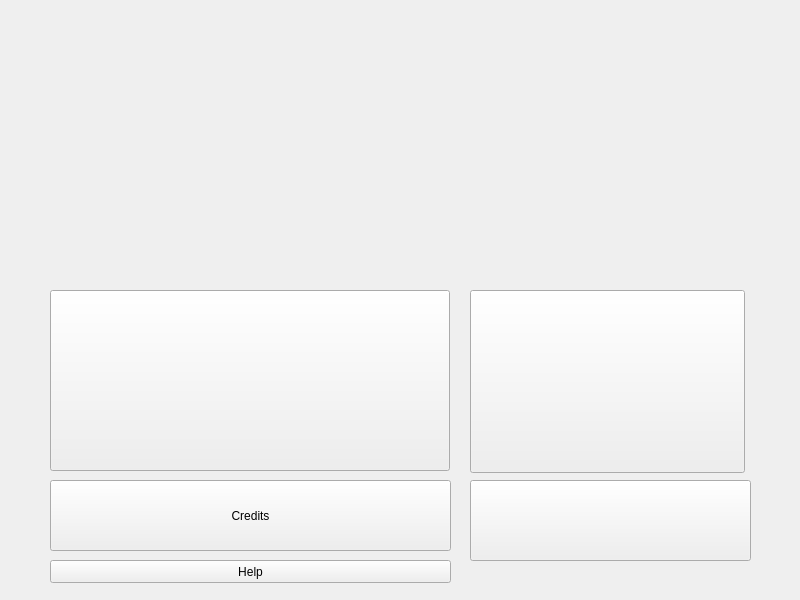
Before: the Qt Designer form menuwidget.ui in DreamTeamHelha/SirtoliRacing, drawn with Qt 5.
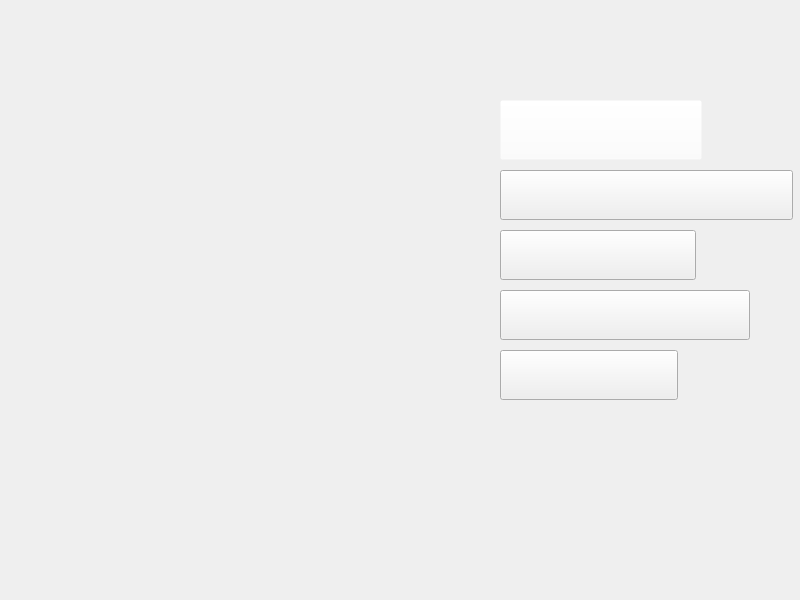
After: the same form once the commit is applied. Icons and pictures are not drawn.

Diff of the .ui file:
```diff
--- a/menuwidget.ui
+++ b/menuwidget.ui
@@ -16,37 +16,18 @@
   <property name="styleSheet">
    <string notr="true"/>
   </property>
-  <widget class="QLabel" name="label">
-   <property name="geometry">
-    <rect>
-     <x>310</x>
-     <y>10</y>
-     <width>211</width>
-     <height>261</height>
-    </rect>
-   </property>
-   <property name="midLineWidth">
-    <number>-1</number>
-   </property>
-   <property name="text">
-    <string/>
-   </property>
-   <property name="textFormat">
-    <enum>Qt::AutoText</enum>
-   </property>
-   <property name="pixmap">
-    <pixmap>SirtoliRacing/data/img/SIRTOLI_LOGOMenu.jpg</pixmap>
-   </property>
-  </widget>
   <widget class="QPushButton" name="b_Race">
    <property name="geometry">
     <rect>
-     <x>50</x>
-     <y>290</y>
-     <width>400</width>
-     <height>181</height>
+     <x>500</x>
+     <y>100</y>
+     <width>202</width>
+     <height>60</height>
     </rect>
    </property>
+   <property name="styleSheet">
+    <string notr="true">background-color:rgba(255, 255, 255, 0);</string>
+   </property>
    <property name="text">
     <string/>
    </property>
@@ -60,10 +41,10 @@
   <widget class="QPushButton" name="b_Settings">
    <property name="geometry">
     <rect>
-     <x>470</x>
-     <y>290</y>
-     <width>275</width>
-     <height>183</height>
+     <x>500</x>
+     <y>230</y>
+     <width>196</width>
+     <height>50</height>
     </rect>
    </property>
    <property name="text">
@@ -79,10 +60,10 @@
   <widget class="QPushButton" name="b_Exit">
    <property name="geometry">
     <rect>
-     <x>470</x>
-     <y>480</y>
-     <width>281</width>
-     <height>81</height>
+     <x>500</x>
+     <y>350</y>
+     <width>178</width>
+     <height>50</height>
     </rect>
    </property>
    <property name="text">
@@ -98,27 +79,27 @@
   <widget class="QPushButton" name="b_Credits">
    <property name="geometry">
     <rect>
-     <x>50</x>
-     <y>480</y>
-     <width>401</width>
-     <height>71</height>
+     <x>500</x>
+     <y>290</y>
+     <width>250</width>
+     <height>50</height>
     </rect>
    </property>
    <property name="text">
-    <string>Credits</string>
+    <string/>
    </property>
   </widget>
   <widget class="QPushButton" name="b_Help">
    <property name="geometry">
     <rect>
-     <x>50</x>
-     <y>560</y>
-     <width>401</width>
-     <height>23</height>
+     <x>500</x>
+     <y>170</y>
+     <width>293</width>
+     <height>50</height>
     </rect>
    </property>
    <property name="text">
-    <string>Help</string>
+    <string/>
    </property>
   </widget>
  </widget>
```
